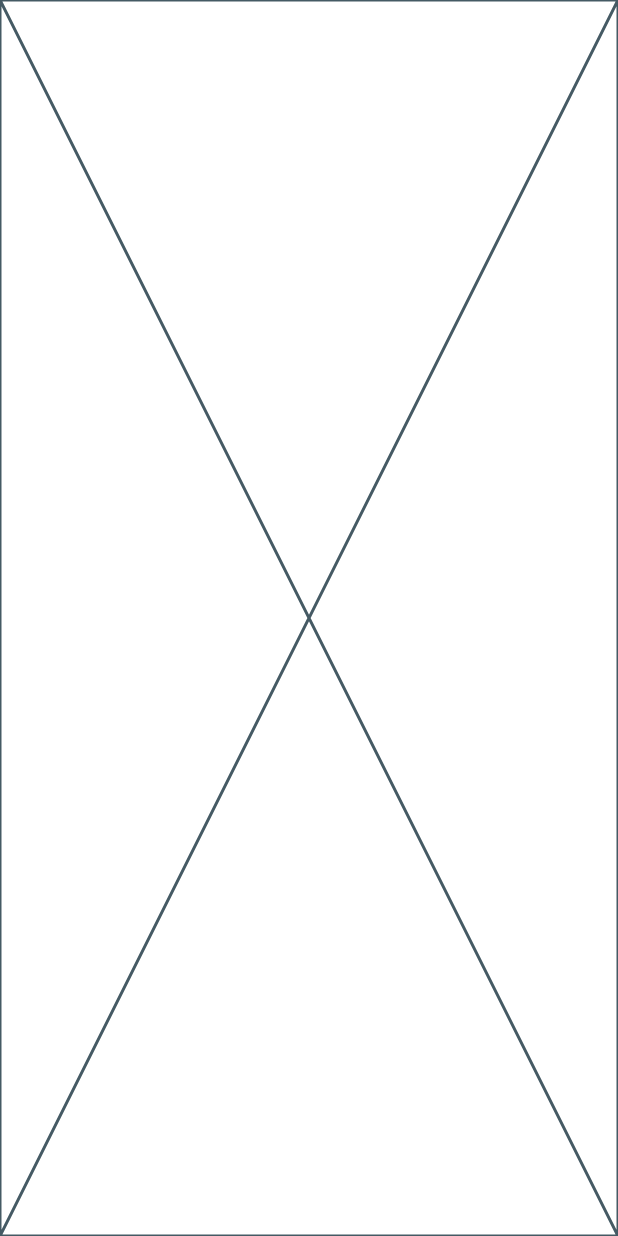
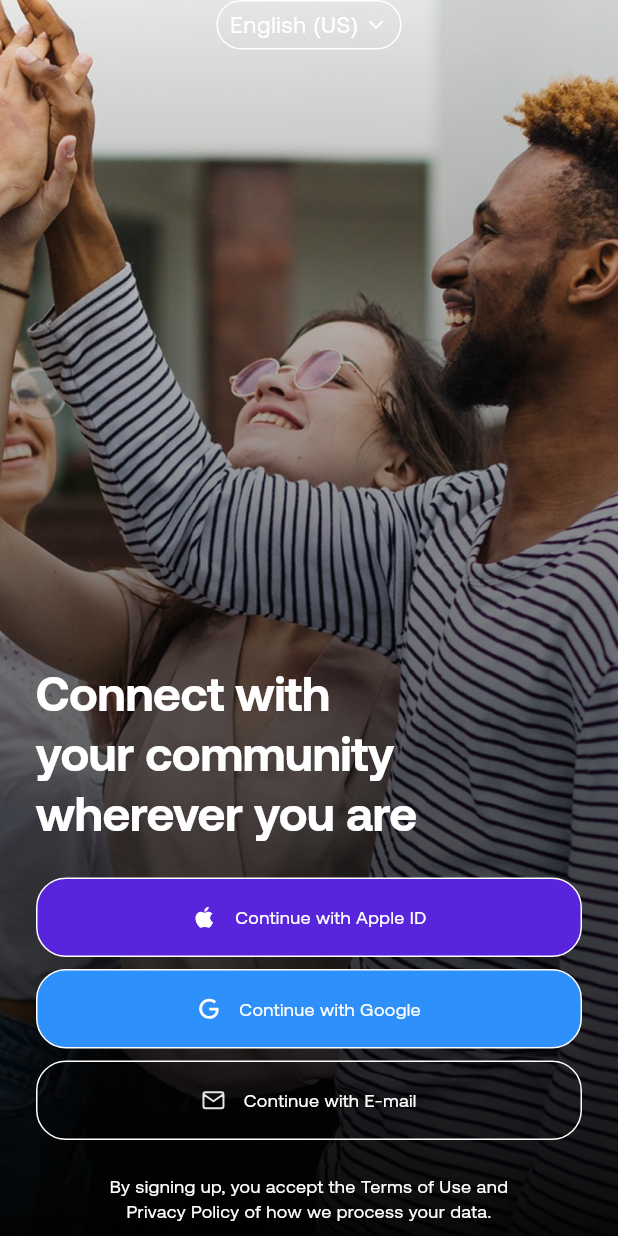
Before and after one commit to jabguru/Connection-App, a Flutter app: the screen it shows after launch, on a phone screen of 412 x 824 dp. Run offline on Flutter 3.47's test engine with Material 3 defaults, Android fonts, the light colour scheme and no system bars; our stand-ins replace flutter_svg, vector_graphics.

Commit message:
finished auth screen

```diff
--- a/lib/main.dart
+++ b/lib/main.dart
@@ -1,4 +1,5 @@
 import 'package:coding_task/screens/authentication.dart';
+import 'package:coding_task/theme/theme.dart';
 import 'package:flutter/material.dart';
 
 void main() {
@@ -12,10 +13,9 @@ class MyApp extends StatelessWidget {
   @override
   Widget build(BuildContext context) {
     return MaterialApp(
-      title: 'Flutter Demo',
-      theme: ThemeData(
-        colorScheme: ColorScheme.fromSeed(seedColor: Colors.deepPurple),
-      ),
+      title: 'ConnectMe',
+      debugShowCheckedModeBanner: false,
+      theme: AppTheme.themeData,
       home: const AuthenticationScreen(),
     );
   }
--- a/lib/screens/authentication.dart
+++ b/lib/screens/authentication.dart
@@ -1,3 +1,8 @@
+import 'package:coding_task/gen/assets.gen.dart';
+import 'package:coding_task/theme/colors.dart';
+import 'package:coding_task/widgets/button.dart';
+import 'package:coding_task/widgets/language.dart';
+import 'package:coding_task/widgets/space.dart';
 import 'package:flutter/material.dart';
 
 class AuthenticationScreen extends StatelessWidget {
@@ -5,6 +10,59 @@ class AuthenticationScreen extends StatelessWidget {
 
   @override
   Widget build(BuildContext context) {
-    return const Placeholder();
+    return Scaffold(
+      body: Stack(
+        fit: StackFit.expand,
+        children: [
+          Assets.images.onboardingImage.image(fit: BoxFit.cover),
+          SafeArea(
+            child: Padding(
+              padding: const EdgeInsets.symmetric(horizontal: 24.0),
+              child: Column(
+                crossAxisAlignment: CrossAxisAlignment.start,
+                children: [
+                  LanguageSelector(),
+                  Spacer(),
+                  Text(
+                    'Connect with\nyour community\nwherever you are',
+                    style: Theme.of(context).textTheme.headlineLarge,
+                  ),
+                  VerticalSpacing(24.0),
+                  Column(
+                    spacing: 8.0,
+                    children: [
+                      Button(
+                        backgroundColor: AppColors.primary,
+                        icon: Assets.images.icons.apple,
+                        text: 'Continue with Apple ID',
+                      ),
+                      Button(
+                        backgroundColor: AppColors.blue,
+                        icon: Assets.images.icons.google,
+                        text: 'Continue with Google',
+                      ),
+                      Button(
+                        backgroundColor: Colors.transparent,
+                        icon: Assets.images.icons.email,
+                        text: 'Continue with E-mail',
+                        hasBorder: true,
+                      ),
+                    ],
+                  ),
+                  VerticalSpacing(22.0),
+                  Center(
+                    child: Text(
+                      "By signing up, you accept the Terms of Use and\nPrivacy Policy of how we process your data.",
+                      textAlign: TextAlign.center,
+                    ),
+                  ),
+                  VerticalSpacing(8.0),
+                ],
+              ),
+            ),
+          ),
+        ],
+      ),
+    );
   }
 }
--- /dev/null
+++ b/lib/theme/colors.dart
@@ -0,0 +1,7 @@
+import 'package:flutter/material.dart';
+
+class AppColors {
+  static Color primary = Color(0XFF5925DC);
+  static Color blue = Color(0XFF2E90FA);
+  static Color white = Color(0xFFFFFFFF);
+}
--- /dev/null
+++ b/lib/theme/theme.dart
@@ -0,0 +1,27 @@
+import 'package:coding_task/gen/fonts.gen.dart';
+import 'package:coding_task/theme/colors.dart';
+import 'package:flutter/material.dart';
+
+class AppTheme {
+  static get themeData => ThemeData(
+    fontFamily: FontFamily.aeonik,
+    textTheme: TextTheme(
+      bodyMedium: TextStyle(
+        fontSize: 12.0,
+        color: AppColors.white,
+        fontWeight: FontWeight.w400,
+      ),
+      bodyLarge: TextStyle(
+        fontSize: 15.0,
+        color: AppColors.white,
+        fontWeight: FontWeight.w400,
+      ),
+      headlineLarge: TextStyle(
+        fontSize: 32.0,
+        color: AppColors.white,
+        fontWeight: FontWeight.w700,
+        letterSpacing: -0.32,
+      ),
+    ),
+  );
+}
--- /dev/null
+++ b/lib/widgets/button.dart
@@ -0,0 +1,44 @@
+import 'package:coding_task/gen/assets.gen.dart';
+import 'package:coding_task/theme/colors.dart';
+import 'package:coding_task/widgets/space.dart';
+import 'package:flutter/material.dart';
+
+class Button extends StatelessWidget {
+  const Button({
+    required this.backgroundColor,
+    this.icon,
+    this.text,
+    this.hasBorder = false,
+    this.child,
+    this.padding,
+    super.key,
+  });
+  final Color backgroundColor;
+  final SvgGenImage? icon;
+  final String? text;
+  final bool hasBorder;
+  final Widget? child;
+  final EdgeInsets? padding;
+
+  @override
+  Widget build(BuildContext context) {
+    return Container(
+      decoration: BoxDecoration(
+        color: backgroundColor,
+        borderRadius: BorderRadius.circular(20.0),
+        border: Border.all(color: AppColors.white),
+      ),
+      padding: padding ?? EdgeInsets.symmetric(vertical: 17.0),
+      child:
+          child ??
+          Row(
+            mainAxisAlignment: MainAxisAlignment.center,
+            children: [
+              if (icon != null) icon!.svg(),
+              HorizontalSpacing(12.0),
+              if (text != null) Text(text!),
+            ],
+          ),
+    );
+  }
+}
--- /dev/null
+++ b/lib/widgets/language.dart
@@ -0,0 +1,28 @@
+import 'package:coding_task/gen/assets.gen.dart';
+import 'package:coding_task/widgets/button.dart';
+import 'package:coding_task/widgets/space.dart';
+import 'package:flutter/material.dart';
+
+class LanguageSelector extends StatelessWidget {
+  const LanguageSelector({super.key});
+
+  @override
+  Widget build(BuildContext context) {
+    return Center(
+      child: Button(
+        backgroundColor: Colors.transparent,
+        padding: EdgeInsets.symmetric(horizontal: 8.0, vertical: 4.0),
+        hasBorder: true,
+        child: Row(
+          mainAxisAlignment: MainAxisAlignment.center,
+          mainAxisSize: MainAxisSize.min,
+          children: [
+            Text('English (US)', style: Theme.of(context).textTheme.bodyLarge),
+            HorizontalSpacing(4.0),
+            Assets.images.icons.chevronDown.svg(),
+          ],
+        ),
+      ),
+    );
+  }
+}
--- /dev/null
+++ b/lib/widgets/space.dart
@@ -0,0 +1,21 @@
+import 'package:flutter/material.dart';
+
+class HorizontalSpacing extends StatelessWidget {
+  const HorizontalSpacing(this.width, {super.key});
+  final double width;
+
+  @override
+  Widget build(BuildContext context) {
+    return SizedBox(width: width);
+  }
+}
+
+class VerticalSpacing extends StatelessWidget {
+  const VerticalSpacing(this.height, {super.key});
+  final double height;
+
+  @override
+  Widget build(BuildContext context) {
+    return SizedBox(height: height);
+  }
+}
```
